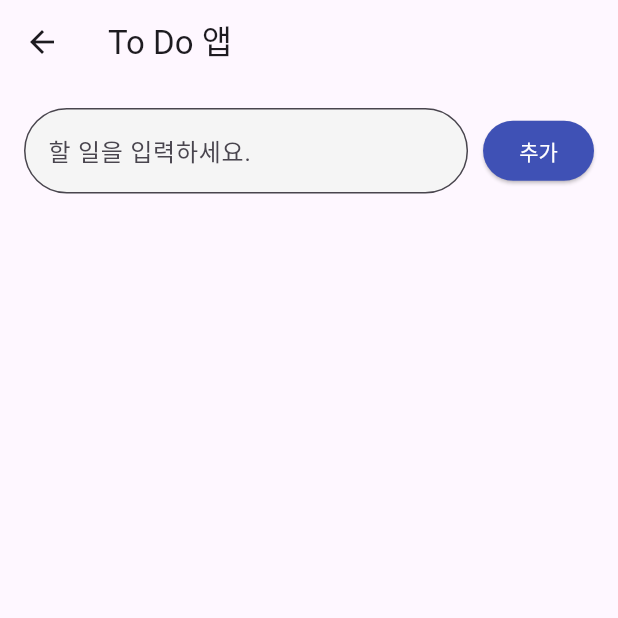
After one commit to parkhyeseong0326/flutter, a Flutter app: the TodoPage screen opened by its route, on a phone screen of 412 x 824 dp, the top half of it. The commit adds this screen. Run offline on Flutter 3.47's test engine with Material 3 defaults, Android fonts, the phone set to English and light mode, and no system bars; our stand-ins replace shared_preferences; accounts and stored records are empty; key blocks and very long unbroken strings in the code were emptied for the run.

Commit message:
ToDoPage 추가

```diff
--- /dev/null
+++ b/lib/ToDoPage.dart
@@ -0,0 +1,58 @@
+import 'package:flutter/material.dart';
+
+class TodoPage extends StatefulWidget {
+  const TodoPage({super.key});
+
+  @override
+  State<TodoPage> createState() => _TodoPageState();
+}
+
+class _TodoPageState extends State<TodoPage> {
+
+
+  final List<String> todos = [];
+  final TextEditingController _controller = TextEditingController();
+
+
+
+
+  @override
+  Widget build(BuildContext context) {
+    return Scaffold(
+      appBar: AppBar(
+        title: const Text("To Do 앱"),
+      ),
+      body: Column(
+        children: [
+          Padding(
+            padding: const EdgeInsets.all(16),
+            child: Row(
+              children: [
+                Expanded(
+                    child: TextField(
+                      decoration: InputDecoration(
+                          hintText: "할 일을 입력하세요.",
+                          border: OutlineInputBorder(
+                              borderRadius: BorderRadius.circular(30)
+                          ),
+                          filled: true,
+                          fillColor: Colors.grey[100]
+                      ),
+                    )
+                ),
+                const SizedBox(width: 10),
+                ElevatedButton(
+                    onPressed: () => {},
+                    style: ElevatedButton.styleFrom(
+                        backgroundColor: Colors.indigo,
+                        foregroundColor: Colors.white
+                    ),
+                    child: const Text("추가"))
+              ],
+            ),
+          )
+        ],
+      ),
+    );
+  }
+}
--- a/lib/drawer.dart
+++ b/lib/drawer.dart
@@ -92,7 +92,16 @@ class MyDrawer extends StatelessWidget {
                     context, "/list"
                 );
               }
-          )
+          ),
+          ListTile(
+              leading: const Icon(Icons.settings),
+              title: const Text('투두'),
+              onTap: () {
+                Navigator.pushNamed(
+                    context, "/to-do"
+                );
+              }
+          ),
         ],
       ),
     );
--- a/lib/main.dart
+++ b/lib/main.dart
@@ -7,6 +7,7 @@ import 'package:hello/layout_page.dart';
 import 'package:hello/list_page.dart';
 import 'package:hello/popup_page.dart';
 import 'package:hello/setting_page.dart';
+import 'package:hello/ToDoPage.dart';
 import 'drawer.dart';
 
 void main() {
@@ -34,6 +35,7 @@ class MyApp extends StatelessWidget {
         '/button': (context) => const ButtonPage(),
         '/input': (context) => const InputPage(),
         '/list' : (context) => const ListPage(),
+        '/to-do' : (context) => const TodoPage(),
       },
     );
   }
```
Also changed, not shown: pubspec.lock.
